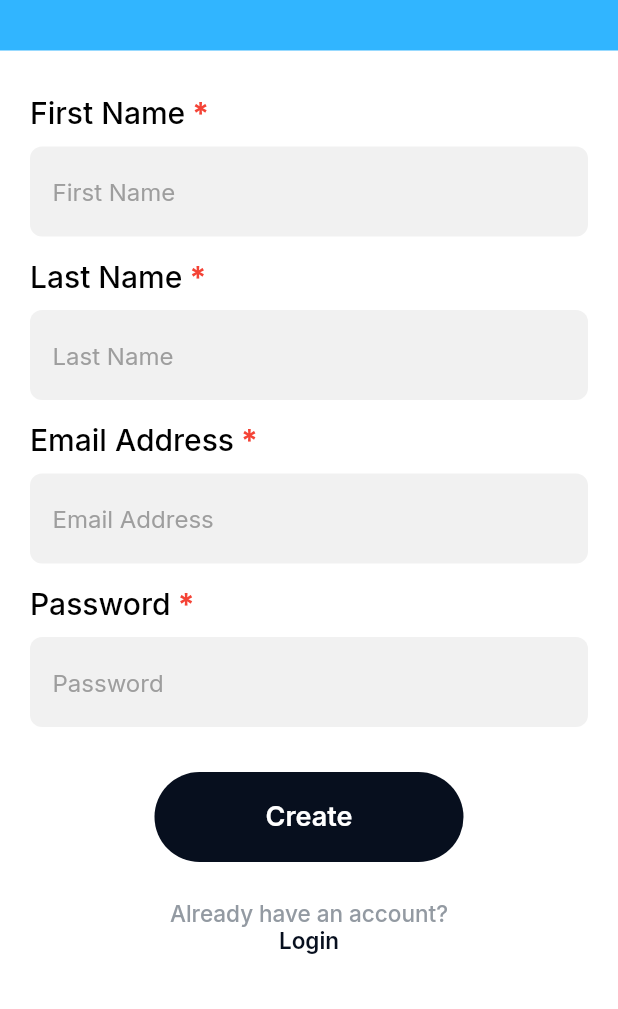
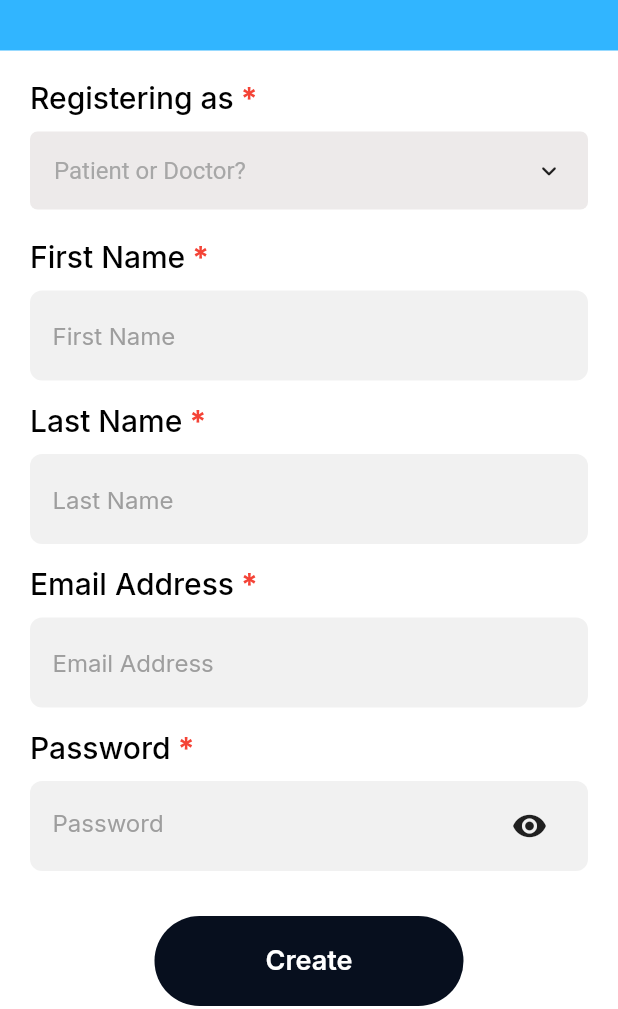
Before and after one commit to hammvdh/vitalrpm, a Flutter app: the RegisterScreen screen opened directly, on a phone screen of 412 x 824 dp, the part 227-1236 px from its top. Run offline on Flutter 3.47's test engine with Material 2 defaults, Android fonts, the phone set to English and light mode, and no system bars; drawn by our look-alikes of animated_custom_dropdown; our stand-ins replace animated_bottom_navigation_bar, cloud_firestore, firebase_auth, firebase_core, flutter_local_notifications, google_fonts and 2 more; accounts and stored records are empty.

Commit message:
added usertype to registration and navigation

```diff
--- a/implementation/vitalrpm/lib/screens/auth/register_screen.dart
+++ b/implementation/vitalrpm/lib/screens/auth/register_screen.dart
@@ -1,3 +1,4 @@
+import 'package:animated_custom_dropdown/custom_dropdown.dart';
 import 'package:firebase_auth/firebase_auth.dart';
 import 'package:flutter/material.dart';
 import 'package:google_fonts/google_fonts.dart';
@@ -20,11 +21,13 @@ class _RegisterScreenState extends State<RegisterScreen> {
 
   late UserProvider userProvider;
 
+  final userTypeController = TextEditingController();
   final firstNameController = TextEditingController();
   final lastNameController = TextEditingController();
-
   final emailController = TextEditingController();
   final passwordController = TextEditingController();
+
+  bool _obscureText = true;
 
   @override
   void initState() {
@@ -97,6 +100,37 @@ class _RegisterScreenState extends State<RegisterScreen> {
                     mainAxisAlignment: MainAxisAlignment.start,
                     crossAxisAlignment: CrossAxisAlignment.start,
                     children: <Widget>[
+                      const SizedBox(height: 10.0),
+                      RichText(
+                        text: TextSpan(
+                          text: 'Registering as',
+                          style: GoogleFonts.inter(
+                            color: Colors.black,
+                            fontSize: 20,
+                            fontWeight: FontWeight.w500,
+                          ),
+                          children: <TextSpan>[
+                            TextSpan(
+                              text: ' *',
+                              style: GoogleFonts.inter(
+                                color: Colors.red,
+                                fontSize: 20,
+                                fontWeight: FontWeight.w700,
+                              ),
+                            ),
+                          ],
+                        ),
+                      ),
+                      const SizedBox(height: 10.0),
+                      CustomDropdown(
+                        hintText: 'Patient or Doctor?',
+                        items: const ['Patient', 'Doctor'],
+                        controller: userTypeController,
+                        excludeSelected: false,
+                        onChanged: (item) {},
+                        fillColor: const Color(0XFFEDEAEA),
+                        borderRadius: BorderRadius.circular(5.0),
+                      ),
                       const SizedBox(height: 20.0),
                       RichText(
                         text: TextSpan(
@@ -304,6 +338,8 @@ class _RegisterScreenState extends State<RegisterScreen> {
                           child: Center(
                             child: TextFormField(
                               controller: passwordController,
+                              obscureText: _obscureText,
+
                               textInputAction: TextInputAction.done,
                               validator: (input) {
                                 if (input!.length < 6) {
@@ -324,8 +360,20 @@ class _RegisterScreenState extends State<RegisterScreen> {
                                   color: Colors.grey,
                                   fontWeight: FontWeight.w400,
                                 ),
+                                suffixIcon: IconButton(
+                                  icon: Icon(
+                                    _obscureText
+                                        ? Icons.visibility
+                                        : Icons.visibility_off,
+                                  ),
+                                  color: Colors.black87,
+                                  onPressed: () {
+                                    setState(() {
+                                      _obscureText = !_obscureText;
+                                    });
+                                  },
+                                ),
                               ),
-                              obscureText: true,
                             ),
                           ),
                         ),
@@ -412,11 +460,11 @@ class _RegisterScreenState extends State<RegisterScreen> {
             password: passwordController.text.trim());
     // var userId = userCredential.user?.uid;
     userProvider.createUser(
-      userCredential.user?.uid,
-      emailController.text.trim(),
-      firstNameController.text.trim(),
-      lastNameController.text.trim(),
-    );
+        userCredential.user?.uid,
+        emailController.text.trim(),
+        firstNameController.text.trim(),
+        lastNameController.text.trim(),
+        userTypeController.text.trim());
     LoadingOverlay.of(context).hide();
     Navigator.pushReplacement(
       context,
```
Also changed, not shown: implementation/vitalrpm/lib/screens/auth/auth_wrapper.dart (+27 -20 lines), implementation/vitalrpm/lib/screens/doctor_home.dart (added, +17 -0 lines), implementation/vitalrpm/lib/screens/patient_home.dart (renamed from implementation/vitalrpm/lib/screens/home_dashboard.dart, +7 -6 lines).
